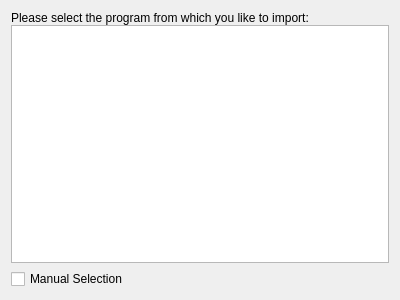
The window that importwizard/ui/autodetect/selectprogrampage.ui (KDE/kdepim) describes before a commit, drawn with Qt 5.
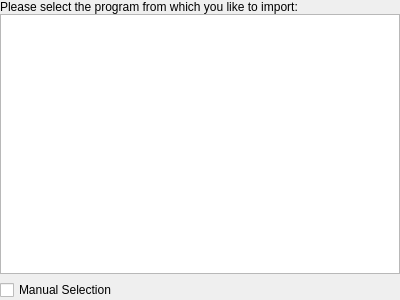
The same window after the commit. Custom widgets are drawn as their Qt base class.

Commit message: Remove duplicate margin

Patch:
```diff
--- a/importwizard/ui/autodetect/selectprogrampage.ui
+++ b/importwizard/ui/autodetect/selectprogrampage.ui
@@ -11,6 +11,18 @@
    </rect>
   </property>
   <layout class="QVBoxLayout" name="verticalLayout">
+   <property name="leftMargin">
+    <number>0</number>
+   </property>
+   <property name="topMargin">
+    <number>0</number>
+   </property>
+   <property name="rightMargin">
+    <number>0</number>
+   </property>
+   <property name="bottomMargin">
+    <number>0</number>
+   </property>
    <item>
     <widget class="QStackedWidget" name="stackedWidget">
      <property name="currentIndex">
```
Left out of the diff: 22 changed lines with no effect on the pictures. The commit also changes 9 other files.
